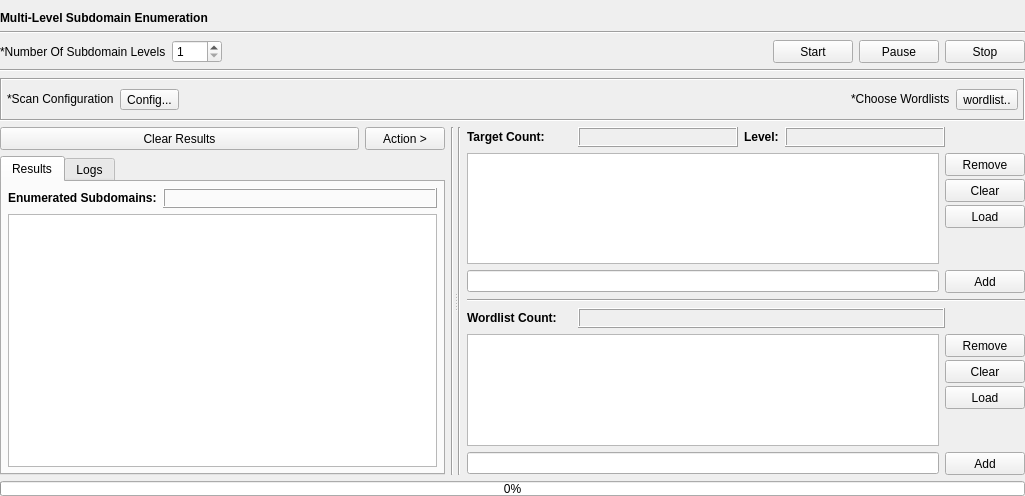
Qt form gui/src/engines/level/Level.ui (3nock/OTE) before a commit.
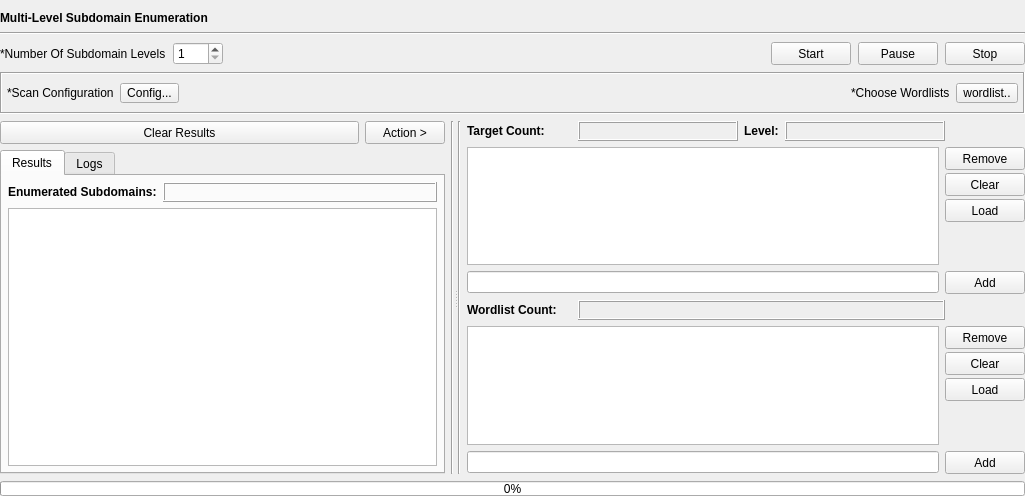
The same form after that commit.

```diff
--- a/gui/src/engines/level/Level.ui
+++ b/gui/src/engines/level/Level.ui
@@ -17,6 +17,9 @@
    <string notr="true"/>
   </property>
   <layout class="QVBoxLayout" name="verticalLayout_4">
+   <property name="spacing">
+    <number>7</number>
+   </property>
    <property name="leftMargin">
     <number>0</number>
    </property>
@@ -48,10 +51,7 @@
       </widget>
      </item>
      <item>
-      <widget class="Line" name="line_18">
-       <property name="styleSheet">
-        <string notr="true"/>
-       </property>
+      <widget class="Line" name="line">
        <property name="orientation">
         <enum>Qt::Horizontal</enum>
        </property>
@@ -173,22 +173,24 @@
        </item>
       </layout>
      </item>
-     <item>
-      <widget class="Line" name="line">
-       <property name="styleSheet">
-        <string notr="true"/>
-       </property>
-       <property name="orientation">
-        <enum>Qt::Horizontal</enum>
-       </property>
-      </widget>
-     </item>
     </layout>
    </item>
    <item>
     <layout class="QVBoxLayout" name="verticalLayout_3">
      <item>
       <widget class="QFrame" name="frame">
+       <property name="minimumSize">
+        <size>
+         <width>0</width>
+         <height>42</height>
+        </size>
+       </property>
+       <property name="maximumSize">
+        <size>
+         <width>16777215</width>
+         <height>42</height>
+        </size>
+       </property>
        <property name="styleSheet">
         <string notr="true"/>
        </property>
@@ -816,16 +818,6 @@
            </item>
           </layout>
          </item>
-         <item>
-          <widget class="Line" name="line_16">
-           <property name="styleSheet">
-            <string notr="true"/>
-           </property>
-           <property name="orientation">
-            <enum>Qt::Horizontal</enum>
-           </property>
-          </widget>
-         </item>
          <item>
           <layout class="QHBoxLayout" name="theLayout_2">
            <item>
```
